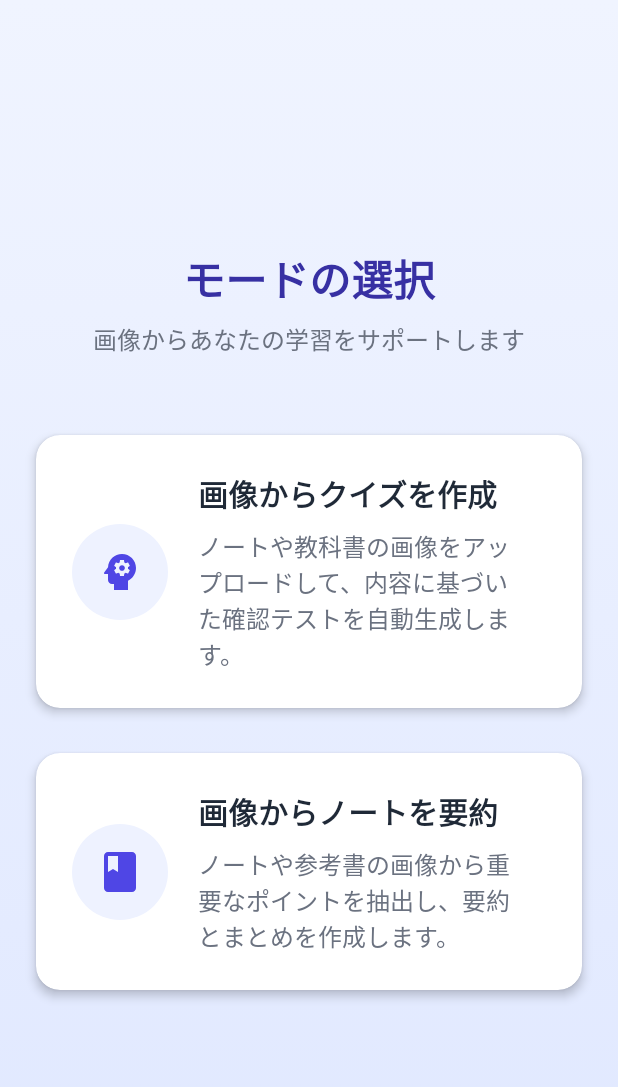
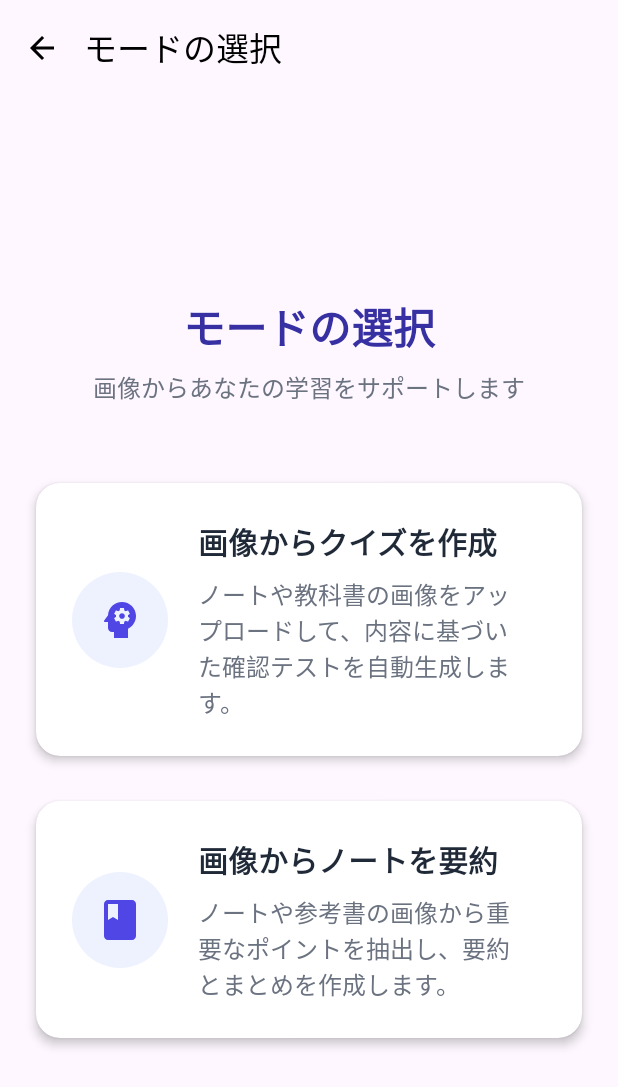
Before and after one commit to yskuem/ai-problem-maker, an Android app built with Jetpack Compose: the composable SelectNoteOrProblemScreen shown on its own in the app's theme, on a phone screen of 412 x 824 dp. Shown: the top 1087 px of the screen. Run offline under Robolectric (Android 15) with nearby library versions, the phone set to English and light mode, and no system bars; our stand-ins replace Voyager; 2 statements that could not run were skipped.

Commit message:
feat: create back button

```diff
--- a/composeApp/src/commonMain/kotlin/app/yskuem/aimondaimaker/feature/select_project/ui/SelectNoteOrProblemScreen.kt
+++ b/composeApp/src/commonMain/kotlin/app/yskuem/aimondaimaker/feature/select_project/ui/SelectNoteOrProblemScreen.kt
@@ -10,6 +10,8 @@ import androidx.compose.foundation.layout.*
 import androidx.compose.foundation.shape.CircleShape
 import androidx.compose.foundation.shape.RoundedCornerShape
 import androidx.compose.material.icons.Icons
+import androidx.compose.material.icons.automirrored.filled.ArrowBack
+import androidx.compose.material.icons.filled.ArrowBack
 import androidx.compose.material.icons.filled.Book
 import androidx.compose.material.icons.filled.Psychology
 import androidx.compose.material3.*
@@ -26,18 +28,15 @@ import androidx.compose.ui.text.font.FontWeight
 import androidx.compose.ui.unit.dp
 import androidx.compose.ui.unit.sp
 import cafe.adriel.voyager.core.screen.Screen
+import cafe.adriel.voyager.navigator.LocalNavigator
+import cafe.adriel.voyager.navigator.Navigator
 
 class SelectNoteOrProblemScreen: Screen {
+    @OptIn(ExperimentalMaterial3Api::class)
     @Composable
     override fun Content() {
-        StudyModeSelector()
-    }
-
-    @Composable
-    private fun StudyModeSelector() {
-        var hoveredCard by remember { mutableStateOf<String?>(null) }
-
-        Box(
+        val navigator = LocalNavigator.current
+        Box (
             modifier = Modifier
                 .fillMaxSize()
                 .background(
@@ -48,6 +47,47 @@ class SelectNoteOrProblemScreen: Screen {
                         )
                     )
                 ),
+        ){
+            Scaffold(
+                topBar = {
+                    TopAppBar(
+                        colors = TopAppBarDefaults.topAppBarColors(
+                            containerColor = Color.Transparent,
+                            titleContentColor = Color.Black,
+                            navigationIconContentColor = Color.Black,
+                            actionIconContentColor = Color.Black
+                        ),
+                        title = { Text("モードの選択") },
+                        navigationIcon = {
+                            IconButton(
+                                onClick = {
+                                    navigator?.pop()
+                                }
+                            ) {
+                                Icon(
+                                    imageVector = Icons.AutoMirrored.Filled.ArrowBack,
+                                    contentDescription = "戻る"
+                                )
+                            }
+                        }
+                    )
+                }
+            ) { innerPadding ->
+                // 既存の StudyModeSelector を表示
+                Box(modifier = Modifier.padding(innerPadding)) {
+                    StudyModeSelector()
+                }
+            }
+        }
+    }
+
+
+    @Composable
+    private fun StudyModeSelector() {
+        var hoveredCard by remember { mutableStateOf<String?>(null) }
+
+        Box(
+            modifier = Modifier.fillMaxSize(),
             contentAlignment = Alignment.Center
         ) {
             Column(
```
